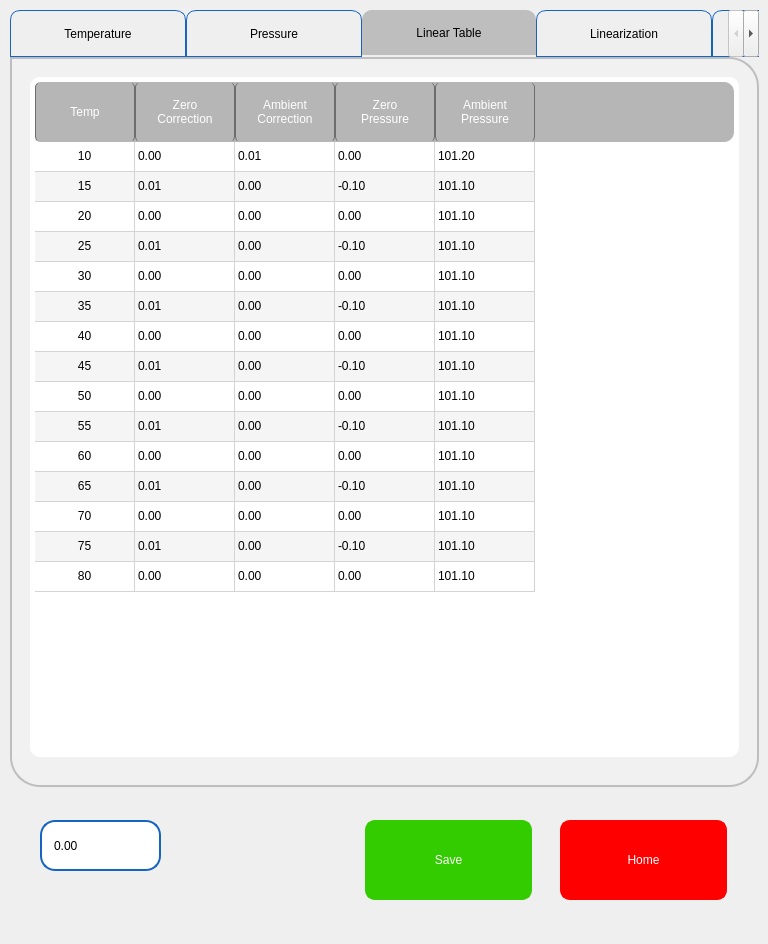
ChandraMVE/PSSC_QT_Development, file pApp-22-June-2021/scalibration.ui: the form before one commit.
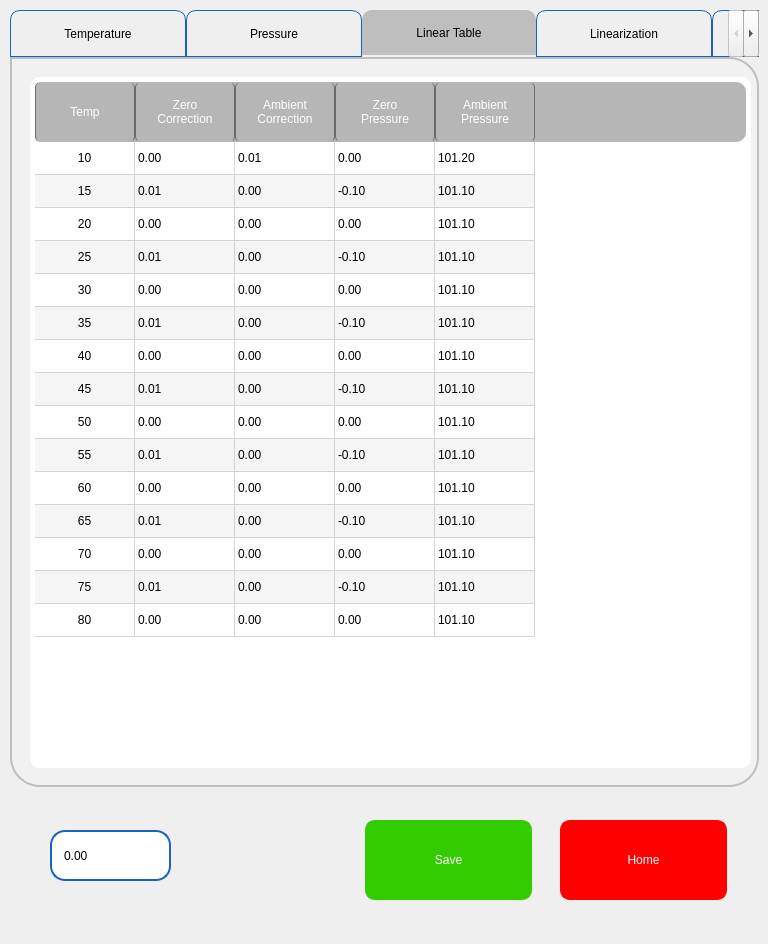
The form after the commit. The open tabs and pages were chosen to show the change. Icons and pictures are not drawn. Custom widgets are drawn as their Qt base class.

Commit message: 1.in slabel.ui label size change into (167*80) pixesles 2.in keypad.ui change the keypad sizes 3.in scalibration.ui adjust the pbRun and pbStop buttons 4.in smeasuring2.ui  adjust the pbRun and pbStop buttons 5.in smenubar.ui tabs sizes  changed into (167*80) pixesles

```diff
--- a/pApp-22-June-2021/scalibration.ui
+++ b/pApp-22-June-2021/scalibration.ui
@@ -2400,8 +2400,8 @@
        <rect>
         <x>20</x>
         <y>20</y>
-        <width>709</width>
-        <height>680</height>
+        <width>721</width>
+        <height>691</height>
        </rect>
       </property>
       <property name="sizePolicy">
@@ -2412,7 +2412,7 @@
       </property>
       <property name="minimumSize">
        <size>
-        <width>0</width>
+        <width>721</width>
         <height>0</height>
        </size>
       </property>
@@ -2502,7 +2502,7 @@
 QScrollBar:vertical {
      border: 0px solid  rgb(21, 100, 192);
      background:  rgb(230,230,230);
-     width: 41px;
+     width:51px;
 	 margin: 50px 0 50px 0;
      border-left: 2px solid  rgb(182, 182, 182);
      border-radius: 0px;
@@ -2579,12 +2579,21 @@
       <property name="cornerButtonEnabled">
        <bool>false</bool>
       </property>
+      <property name="rowCount">
+       <number>15</number>
+      </property>
       <attribute name="horizontalHeaderHighlightSections">
        <bool>false</bool>
       </attribute>
       <attribute name="verticalHeaderVisible">
        <bool>false</bool>
       </attribute>
+      <attribute name="verticalHeaderDefaultSectionSize">
+       <number>33</number>
+      </attribute>
+      <attribute name="verticalHeaderMinimumSectionSize">
+       <number>31</number>
+      </attribute>
       <row>
        <property name="text">
         <string>10</string>
@@ -2665,7 +2674,7 @@
         <string>Temp</string>
        </property>
        <property name="textAlignment">
-        <set>AlignHCenter|AlignVCenter|AlignCenter</set>
+        <set>AlignCenter</set>
        </property>
       </column>
       <column>
@@ -2697,7 +2706,7 @@
         <string>10</string>
        </property>
        <property name="textAlignment">
-        <set>AlignHCenter|AlignVCenter|AlignCenter</set>
+        <set>AlignCenter</set>
        </property>
       </item>
       <item row="0" column="1">
@@ -2737,7 +2746,7 @@
         <string>15</string>
        </property>
        <property name="textAlignment">
-        <set>AlignHCenter|AlignVCenter|AlignCenter</set>
+        <set>AlignCenter</set>
        </property>
       </item>
       <item row="1" column="1">
@@ -2765,7 +2774,7 @@
         <string>20</string>
        </property>
        <property name="textAlignment">
-        <set>AlignHCenter|AlignVCenter|AlignCenter</set>
+        <set>AlignCenter</set>
        </property>
       </item>
       <item row="2" column="1">
@@ -2793,7 +2802,7 @@
         <string>25</string>
        </property>
        <property name="textAlignment">
-        <set>AlignHCenter|AlignVCenter|AlignCenter</set>
+        <set>AlignCenter</set>
        </property>
       </item>
       <item row="3" column="1">
@@ -2821,7 +2830,7 @@
         <string>30</string>
        </property>
        <property name="textAlignment">
-        <set>AlignHCenter|AlignVCenter|AlignCenter</set>
+        <set>AlignCenter</set>
        </property>
       </item>
       <item row="4" column="1">
@@ -2849,7 +2858,7 @@
         <string>35</string>
        </property>
        <property name="textAlignment">
-        <set>AlignHCenter|AlignVCenter|AlignCenter</set>
+        <set>AlignCenter</set>
        </property>
       </item>
       <item row="5" column="1">
@@ -2877,7 +2886,7 @@
         <string>40</string>
        </property>
        <property name="textAlignment">
-        <set>AlignHCenter|AlignVCenter|AlignCenter</set>
+        <set>AlignCenter</set>
        </property>
       </item>
       <item row="6" column="1">
@@ -2905,7 +2914,7 @@
         <string>45</string>
        </property>
        <property name="textAlignment">
-        <set>AlignHCenter|AlignVCenter|AlignCenter</set>
+        <set>AlignCenter</set>
        </property>
       </item>
       <item row="7" column="1">
@@ -2933,7 +2942,7 @@
         <string>50</string>
        </property>
        <property name="textAlignment">
-        <set>AlignHCenter|AlignVCenter|AlignCenter</set>
+        <set>AlignCenter</set>
        </property>
       </item>
       <item row="8" column="1">
@@ -2961,7 +2970,7 @@
         <string>55</string>
        </property>
        <property name="textAlignment">
-        <set>AlignHCenter|AlignVCenter|AlignCenter</set>
+        <set>AlignCenter</set>
        </property>
       </item>
       <item row="9" column="1">
@@ -2989,7 +2998,7 @@
         <string>60</string>
        </property>
        <property name="textAlignment">
-        <set>AlignHCenter|AlignVCenter|AlignCenter</set>
+        <set>AlignCenter</set>
        </property>
       </item>
       <item row="10" column="1">
@@ -3017,7 +3026,7 @@
         <string>65</string>
        </property>
        <property name="textAlignment">
-        <set>AlignHCenter|AlignVCenter|AlignCenter</set>
+        <set>AlignCenter</set>
        </property>
       </item>
       <item row="11" column="1">
@@ -3045,7 +3054,7 @@
         <string>70</string>
        </property>
        <property name="textAlignment">
-        <set>AlignHCenter|AlignVCenter|AlignCenter</set>
+        <set>AlignCenter</set>
        </property>
       </item>
       <item row="12" column="1">
@@ -3073,7 +3082,7 @@
         <string>75</string>
        </property>
        <property name="textAlignment">
-        <set>AlignHCenter|AlignVCenter|AlignCenter</set>
+        <set>AlignCenter</set>
        </property>
       </item>
       <item row="13" column="1">
@@ -3101,7 +3110,7 @@
         <string>80</string>
        </property>
        <property name="textAlignment">
-        <set>AlignHCenter|AlignVCenter|AlignCenter</set>
+        <set>AlignCenter</set>
        </property>
       </item>
       <item row="14" column="1">
@@ -4871,8 +4880,8 @@
   <widget class="sQLEExtend" name="lePrHidden">
    <property name="geometry">
     <rect>
-     <x>40</x>
-     <y>820</y>
+     <x>50</x>
+     <y>830</y>
      <width>121</width>
      <height>51</height>
     </rect>
```
Left out of the diff: 50 changed lines with no effect on the pictures. The commit also changes 19 other files.
